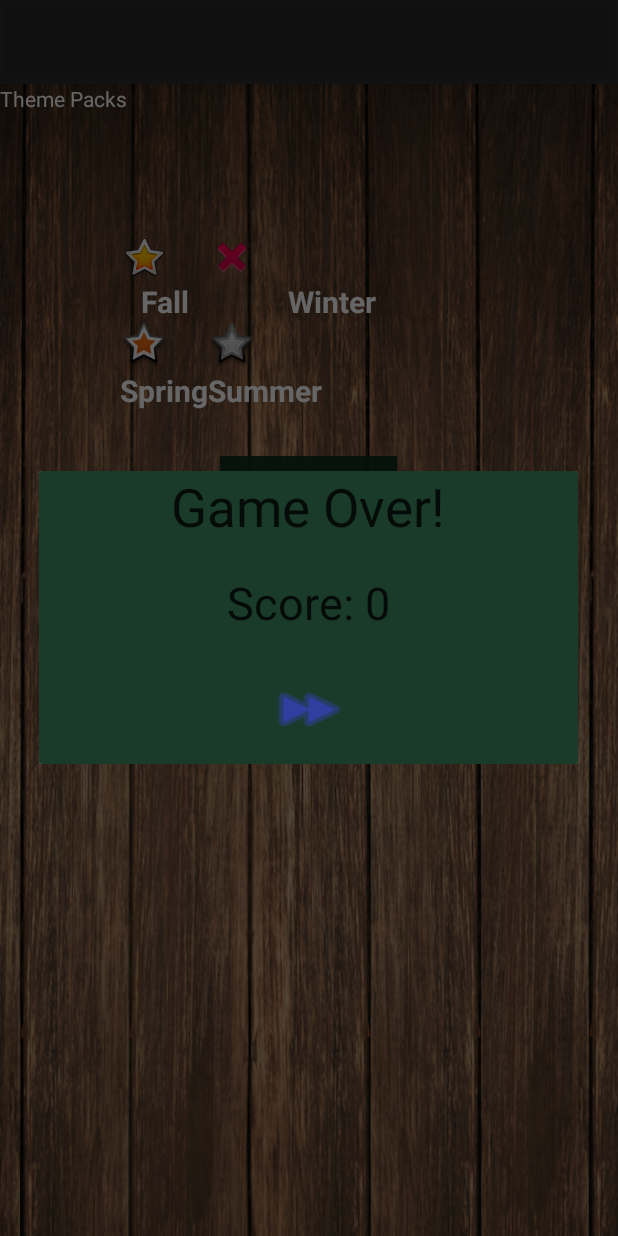
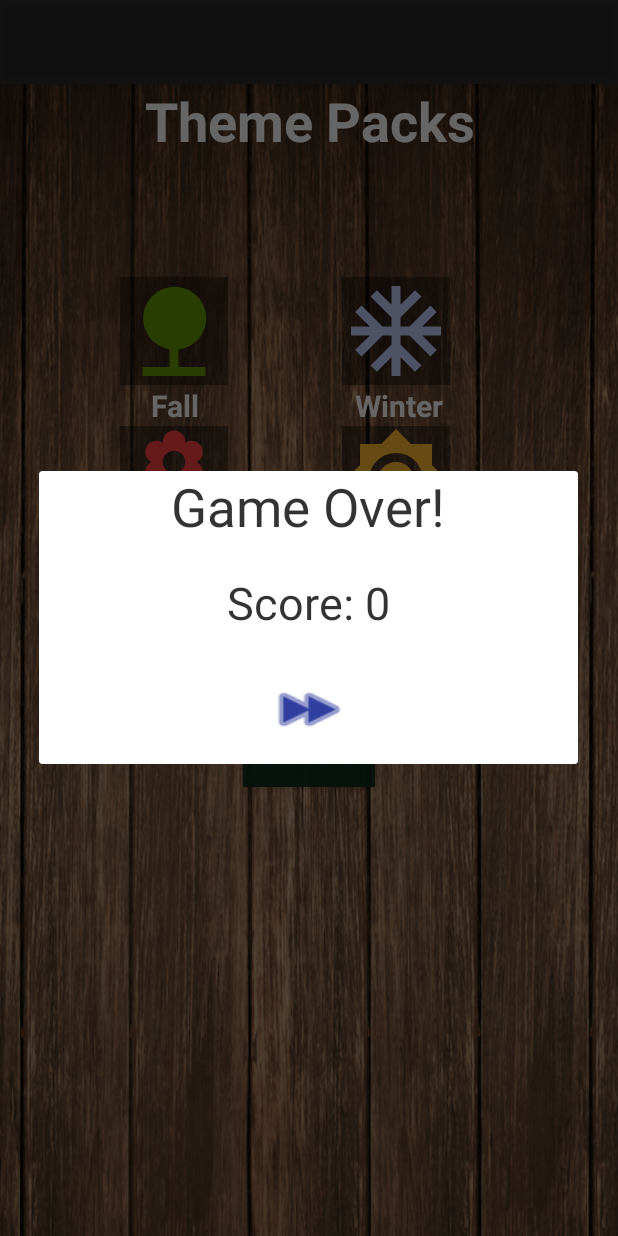
Before and after one commit to CharlieD5/DontOpenTheDoor_Game, an Android app: the ThemesActivity screen opened directly, with no data from a screen before it, on a phone screen of 412 x 824 dp. Run offline under Robolectric (Android 15) with nearby library versions, the phone set to English and light mode, and no system bars; 1 statement that could not run was skipped.

Commit message:
themes xml

```diff
--- /dev/null
+++ b/app/src/main/res/drawable/sun2.xml
@@ -0,0 +1,9 @@
+<vector xmlns:android="http://schemas.android.com/apk/res/android"
+        android:width="24dp"
+        android:height="24dp"
+        android:viewportWidth="24.0"
+        android:viewportHeight="24.0">
+    <path
+        android:fillColor="#FF000000"
+        android:pathData="M20,8.69L20,4h-4.69L12,0.69 8.69,4L4,4v4.69L0.69,12 4,15.31L4,20h4.69L12,23.31 15.31,20L20,20v-4.69L23.31,12 20,8.69zM12,18c-3.31,0 -6,-2.69 -6,-6s2.69,-6 6,-6 6,2.69 6,6 -2.69,6 -6,6zM12,8c-2.21,0 -4,1.79 -4,4s1.79,4 4,4 4,-1.79 4,-4 -1.79,-4 -4,-4z"/>
+</vector>
--- /dev/null
+++ b/app/src/main/res/drawable/tree2.xml
@@ -0,0 +1,9 @@
+<vector xmlns:android="http://schemas.android.com/apk/res/android"
+        android:width="24dp"
+        android:height="24dp"
+        android:viewportWidth="24.0"
+        android:viewportHeight="24.0">
+    <path
+        android:fillColor="#FF000000"
+        android:pathData="M13,16.12c3.47,-0.41 6.17,-3.36 6.17,-6.95 0,-3.87 -3.13,-7 -7,-7s-7,3.13 -7,7c0,3.47 2.52,6.34 5.83,6.89V20H5v2h14v-2h-6v-3.88z"/>
+</vector>
--- a/app/src/main/res/layout/activity_themes.xml
+++ b/app/src/main/res/layout/activity_themes.xml
@@ -13,11 +13,13 @@
 
     <TextView
         android:id="@+id/theme_label"
-        android:layout_width="wrap_content"
+        android:layout_width="match_parent"
         android:layout_height="wrap_content"
         android:gravity="center|top"
         android:text="Theme Packs"
-        android:textAlignment="center"/>
+        android:textAlignment="center"
+        android:textSize="36sp"
+        android:textStyle="bold"/>
 
     <GridLayout
         android:layout_width="384dp"
@@ -31,29 +33,31 @@
 
         <ImageButton
             android:id="@+id/fall_button"
-            android:layout_width="wrap_content"
-            android:layout_height="wrap_content"
+            android:layout_width="72dp"
+            android:layout_height="72dp"
             android:layout_column="0"
             android:layout_row="0"
-            android:background="@android:color/transparent"
+            android:background="@color/black_overlay"
             android:onClick="onClick"
+            android:scaleType="fitStart"
+            android:tint="@android:color/holo_green_dark"
             app:layout_constraintLeft_toLeftOf="parent"
             app:layout_constraintRight_toLeftOf="@+id/winter_button"
             app:layout_constraintTop_toTopOf="parent"
-            app:srcCompat="@android:drawable/btn_star_big_on"/>
+            app:srcCompat="@drawable/tree2"/>
 
         <ImageButton
             android:id="@+id/winter_button"
-            android:layout_width="wrap_content"
-            android:layout_height="wrap_content"
+            android:layout_width="72dp"
+            android:layout_height="72dp"
             android:layout_column="2"
             android:layout_row="0"
-            android:background="@android:color/transparent"
+            android:background="@color/black_overlay"
+            android:scaleType="fitStart"
             app:layout_constraintRight_toLeftOf="@+id/fall_button"
             app:layout_constraintRight_toRightOf="parent"
             app:layout_constraintTop_toTopOf="parent"
-            app:srcCompat="@android:drawable/ic_delete"
-            />
+            app:srcCompat="@drawable/snowflake2"/>
 
         <TextView
             android:id="@+id/fall_label"
@@ -85,23 +89,25 @@
 
         <ImageButton
             android:id="@+id/spring_button"
-            android:layout_width="wrap_content"
-            android:layout_height="wrap_content"
+            android:layout_width="72dp"
+            android:layout_height="72dp"
             android:layout_column="0"
             android:layout_row="2"
-            android:background="@android:color/transparent"
-            app:srcCompat="@android:drawable/star_big_on"
-            />
+            android:background="@color/black_overlay"
+            android:scaleType="fitStart"
+            android:tint="@android:color/holo_red_light"
+            app:srcCompat="@drawable/flower2"/>
 
         <ImageButton
             android:id="@+id/summer_button"
-            android:layout_width="wrap_content"
-            android:layout_height="wrap_content"
+            android:layout_width="72dp"
+            android:layout_height="72dp"
             android:layout_column="2"
             android:layout_row="2"
-            android:background="@android:color/transparent"
-            app:srcCompat="@android:drawable/star_big_off"
-            />
+            android:background="@color/black_overlay"
+            android:scaleType="fitStart"
+            android:tint="@android:color/holo_orange_light"
+            app:srcCompat="@drawable/sun2"/>
 
         <TextView
             android:id="@+id/spring_label"
@@ -145,6 +151,7 @@
             android:background="?attr/colorAccent"
             android:text="Original"
             android:paddingHorizontal="27dp"
+            android:textSize="18sp"
             android:layout_gravity="center"/>
 
         <Button
@@ -156,6 +163,7 @@
             android:background="?attr/colorAccent"
             android:paddingHorizontal="20dp"
             android:onClick="ExitButtonClick"
+            android:textSize="18sp"
             android:text="EXIT"/>
     </LinearLayout>
 
--- a/app/src/main/res/layout/dialog_score.xml
+++ b/app/src/main/res/layout/dialog_score.xml
@@ -1,7 +1,6 @@
 <?xml version="1.0" encoding="utf-8"?>
 <LinearLayout xmlns:android="http://schemas.android.com/apk/res/android"
               xmlns:app="http://schemas.android.com/apk/res-auto"
-              android:background="?attr/colorAccent"
               android:layout_width="match_parent"
               android:layout_height="match_parent"
               android:orientation="vertical">
--- a/app/src/main/res/values/styles.xml
+++ b/app/src/main/res/values/styles.xml
@@ -7,6 +7,11 @@
         <item name="colorAccent">@color/colorAccent</item>
         <item name="backgroundColor">@drawable/wood</item>
         <item name="android:textColor">#ffffffff</item>
+    </style>
+
+    <style name="AlertDialogCustom" parent="Theme.AppCompat.DayNight.Dialog.Alert">
+        <item name="android:textColorPrimary">@color/primary_text_material_light</item>
+        <item name="android:background">#3a3e40</item>
     </style>
 
     <!-- Fall Theme -->
```
Also changed, not shown: 924 other files.
